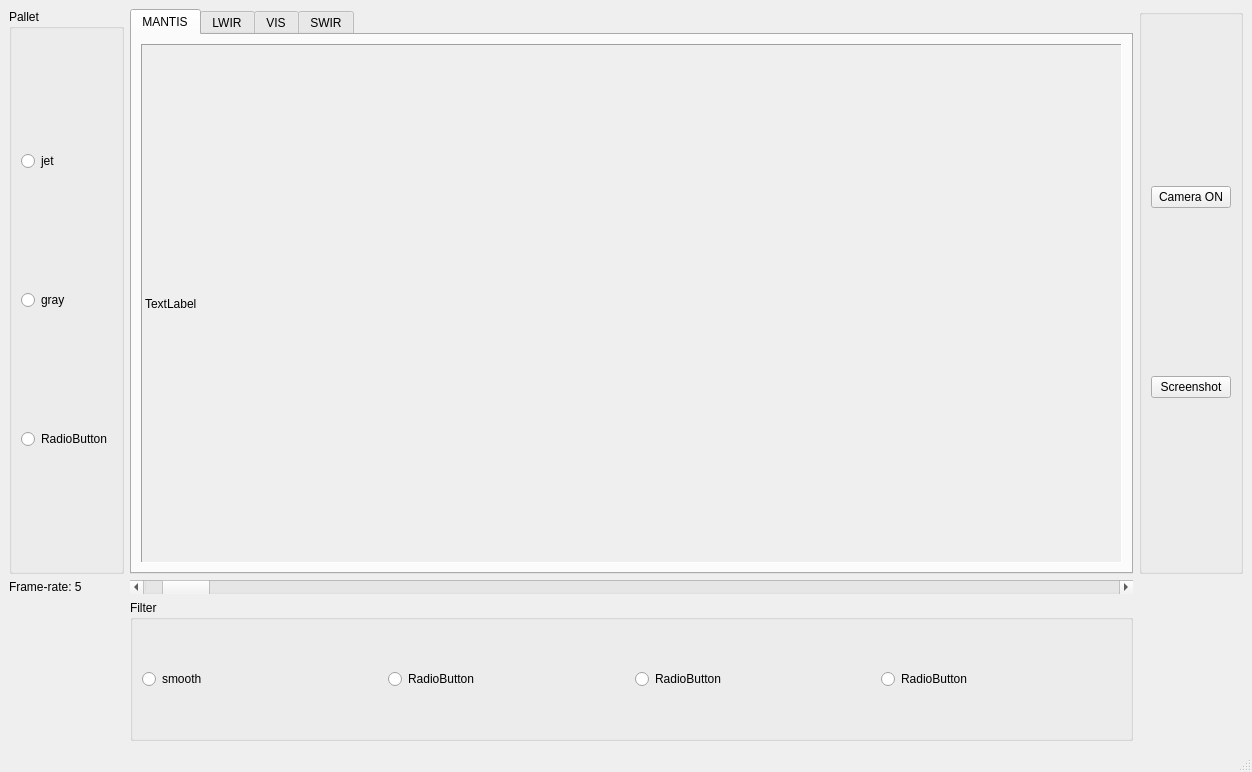
First picture: the form in mainwindow.ui, repository silk1100/camera-viewer, before the edit.
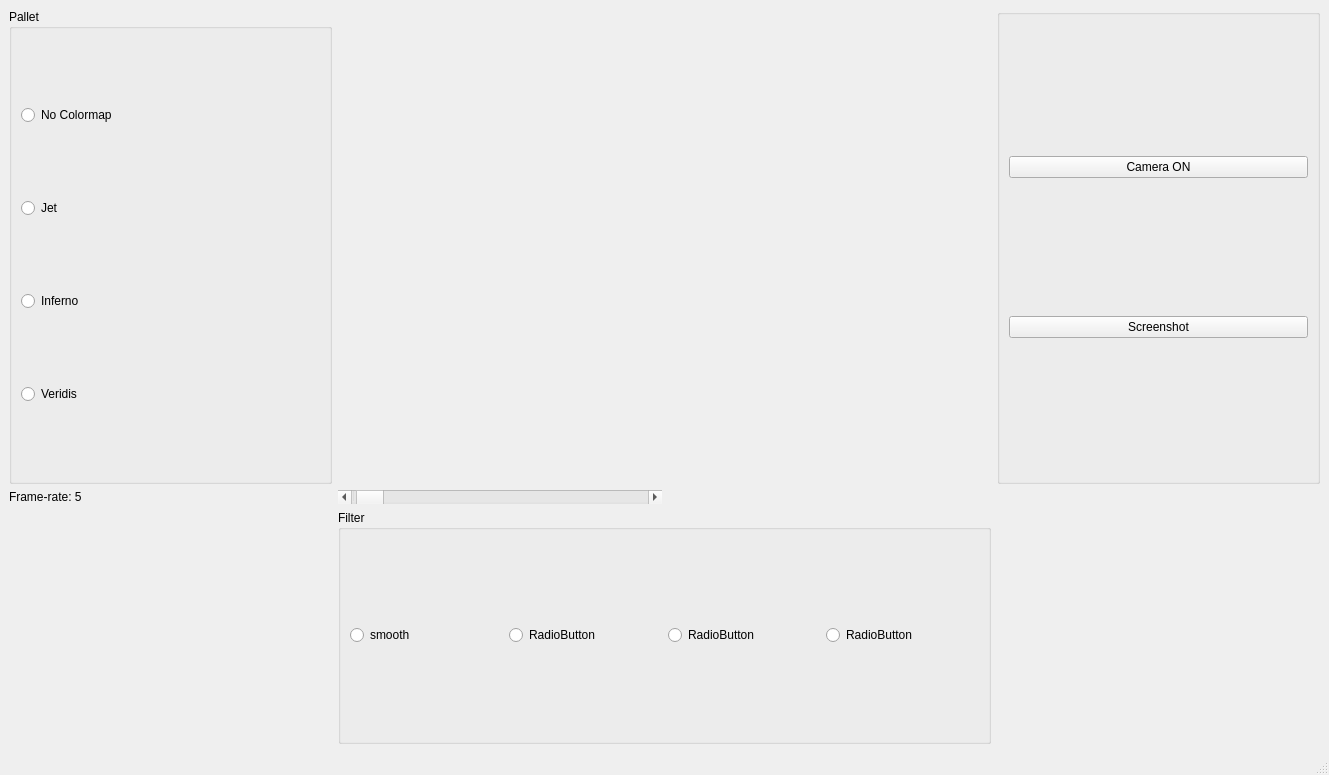
Second picture: the form after the edit. Icons and pictures are not drawn.

Commit message: Adding new colormaps, removing filters, adjusting the styling

What changed in the file:
```diff
--- a/mainwindow.ui
+++ b/mainwindow.ui
@@ -6,91 +6,30 @@
    <rect>
     <x>0</x>
     <y>0</y>
-    <width>1252</width>
-    <height>772</height>
+    <width>1329</width>
+    <height>775</height>
    </rect>
   </property>
   <property name="windowTitle">
    <string>LightPath - Camera Viewer</string>
   </property>
   <widget class="QWidget" name="centralwidget">
-   <layout class="QGridLayout" name="gridLayout" rowstretch="0,0,0,0,0,0">
-    <item row="0" column="1" rowspan="4">
-     <widget class="QTabWidget" name="tabWidget">
-      <property name="currentIndex">
-       <number>0</number>
+   <layout class="QGridLayout" name="gridLayout" rowstretch="0,0,0,0">
+    <item row="2" column="0">
+     <widget class="QLabel" name="lbl_frameRate">
+      <property name="text">
+       <string>Frame-rate: 5</string>
       </property>
-      <widget class="QWidget" name="tab_MAN">
-       <attribute name="title">
-        <string>MANTIS</string>
-       </attribute>
-       <layout class="QHBoxLayout" name="horizontalLayout_2">
-        <item>
-         <widget class="QLabel" name="lbl_MANTIS">
-          <property name="layoutDirection">
-           <enum>Qt::RightToLeft</enum>
-          </property>
-          <property name="autoFillBackground">
-           <bool>true</bool>
-          </property>
-          <property name="frameShape">
-           <enum>QFrame::Panel</enum>
-          </property>
-          <property name="frameShadow">
-           <enum>QFrame::Sunken</enum>
-          </property>
-          <property name="text">
-           <string>TextLabel</string>
-          </property>
-         </widget>
-        </item>
-       </layout>
-      </widget>
-      <widget class="QWidget" name="tab_LWR">
-       <attribute name="title">
-        <string>LWIR</string>
-       </attribute>
-       <layout class="QHBoxLayout" name="horizontalLayout_5">
-        <item>
-         <widget class="QLabel" name="lbl_LWIR">
-          <property name="text">
-           <string>TextLabel</string>
-          </property>
-         </widget>
-        </item>
-       </layout>
-      </widget>
-      <widget class="QWidget" name="tab_VIS">
-       <attribute name="title">
-        <string>VIS</string>
-       </attribute>
-       <layout class="QHBoxLayout" name="horizontalLayout_3">
-        <item>
-         <widget class="QLabel" name="lbl_VIS">
-          <property name="text">
-           <string>TextLabel</string>
-          </property>
-         </widget>
-        </item>
-       </layout>
-      </widget>
-      <widget class="QWidget" name="tab_SWR">
-       <attribute name="title">
-        <string>SWIR</string>
-       </attribute>
-       <layout class="QHBoxLayout" name="horizontalLayout_4">
-        <item>
-         <widget class="QLabel" name="lbl_SWIR">
-          <property name="text">
-           <string/>
-          </property>
-         </widget>
-        </item>
-       </layout>
-      </widget>
      </widget>
     </item>
-    <item row="0" column="2" rowspan="4">
+    <item row="1" column="2">
+     <widget class="QLabel" name="lbl_cam3">
+      <property name="text">
+       <string/>
+      </property>
+     </widget>
+    </item>
+    <item row="0" column="3" rowspan="2">
      <widget class="QGroupBox" name="groupBox_3">
       <property name="title">
        <string/>
@@ -117,44 +56,21 @@
       </layout>
      </widget>
     </item>
-    <item row="0" column="0" rowspan="4">
-     <widget class="QGroupBox" name="groupBox">
-      <property name="styleSheet">
-       <string notr="true">font: bold 11pt &quot;Sans Serif&quot; ;
-</string>
+    <item row="0" column="1">
+     <widget class="QLabel" name="lbl_cam0">
+      <property name="text">
+       <string/>
       </property>
-      <property name="title">
-       <string>Pallet</string>
+     </widget>
+    </item>
+    <item row="0" column="2">
+     <widget class="QLabel" name="lbl_cam1">
+      <property name="text">
+       <string/>
       </property>
-      <layout class="QVBoxLayout" name="verticalLayout">
-       <item>
-        <widget class="QRadioButton" name="rdbtn_jet">
-         <property name="styleSheet">
-          <string notr="true">font: 12pt &quot;Sans Serif&quot;;</string>
-         </property>
-         <property name="text">
-          <string>jet</string>
-         </property>
-        </widget>
-       </item>
-       <item>
-        <widget class="QRadioButton" name="rdbtn_gray">
-         <property name="text">
-          <string>gray</string>
-         </property>
-        </widget>
-       </item>
-       <item>
-        <widget class="QRadioButton" name="radioButton_3">
-         <property name="text">
-          <string>RadioButton</string>
-         </property>
-        </widget>
-       </item>
-      </layout>
      </widget>
     </item>
-    <item row="5" column="1">
+    <item row="3" column="1" colspan="2">
      <widget class="QGroupBox" name="groupBox_2">
       <property name="title">
        <string>Filter</string>
@@ -191,7 +107,14 @@
       </layout>
      </widget>
     </item>
-    <item row="4" column="1">
+    <item row="1" column="1">
+     <widget class="QLabel" name="lbl_cam2">
+      <property name="text">
+       <string/>
+      </property>
+     </widget>
+    </item>
+    <item row="2" column="1">
      <widget class="QScrollBar" name="hrScrl_timer">
       <property name="minimum">
        <number>1</number>
@@ -207,11 +130,48 @@
       </property>
      </widget>
     </item>
-    <item row="4" column="0">
-     <widget class="QLabel" name="lbl_frameRate">
-      <property name="text">
-       <string>Frame-rate: 5</string>
+    <item row="0" column="0" rowspan="2">
+     <widget class="QGroupBox" name="groupBox">
+      <property name="styleSheet">
+       <string notr="true">font: bold 11pt &quot;Sans Serif&quot; ;
+</string>
       </property>
+      <property name="title">
+       <string>Pallet</string>
+      </property>
+      <layout class="QVBoxLayout" name="verticalLayout">
+       <item>
+        <widget class="QRadioButton" name="rdbtn_gray">
+         <property name="text">
+          <string>No Colormap</string>
+         </property>
+        </widget>
+       </item>
+       <item>
+        <widget class="QRadioButton" name="rdbtn_jet">
+         <property name="styleSheet">
+          <string notr="true">font: 12pt &quot;Sans Serif&quot; bold;</string>
+         </property>
+         <property name="text">
+          <string>Jet</string>
+         </property>
+        </widget>
+       </item>
+       <item>
+        <widget class="QRadioButton" name="rdbtn_inf">
+         <property name="text">
+          <string>Inferno</string>
+         </property>
+        </widget>
+       </item>
+       <item>
+        <widget class="QRadioButton" name="rdbtn_vir">
+         <property name="text">
+          <string>Veridis</string>
+         </property>
+        </widget>
+       </item>
+      </layout>
      </widget>
     </item>
    </layout>
```
Left out of the diff: 2 changed lines with no effect on the pictures. The commit also changes 3 other files.
